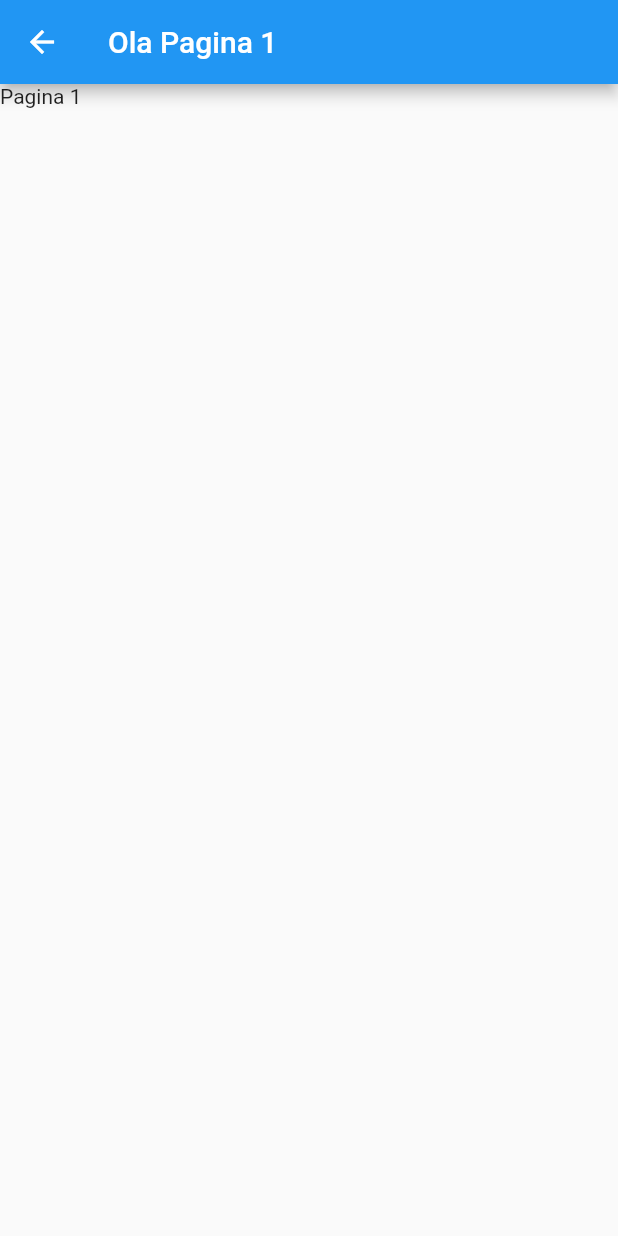
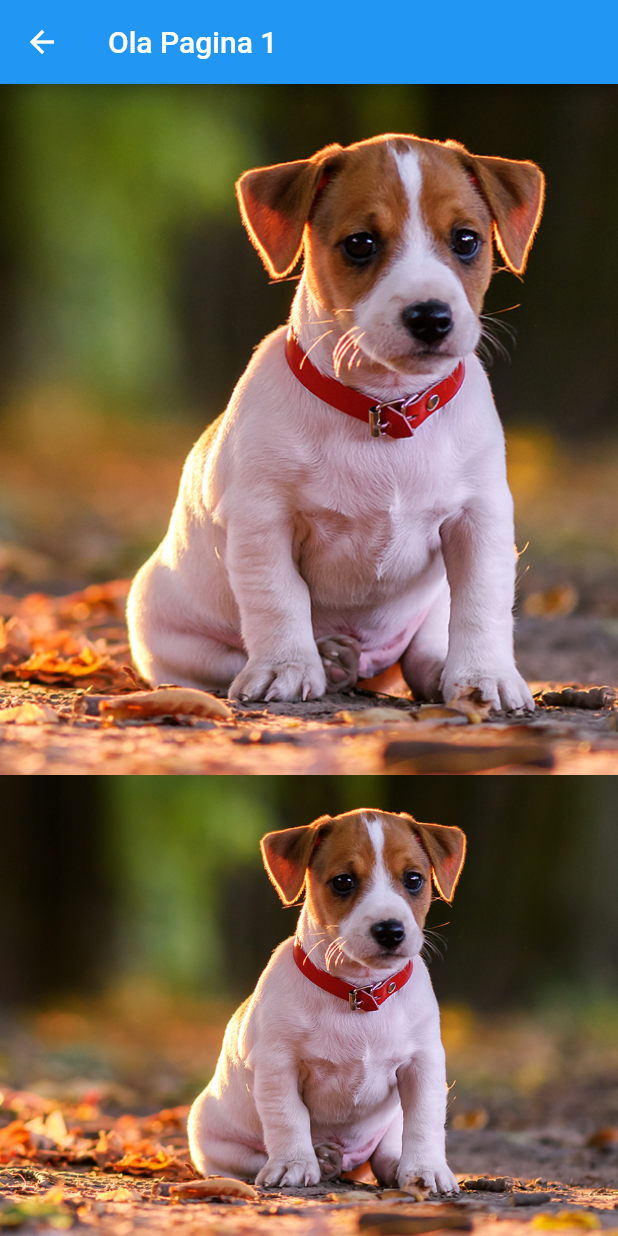
Before and after one commit to davihoffmann/widgets_example, a Flutter app: the HelloPage1 screen opened directly, on a phone screen of 412 x 824 dp. Run offline on Flutter 3.47's test engine with Material 2 defaults, Android fonts, the phone set to English and light mode, and no system bars.

Commit message:
exemplo do widget expanded

```diff
--- a/lib/pages/hello_list_view.dart
+++ b/lib/pages/hello_list_view.dart
@@ -13,6 +13,7 @@ class HelloListView extends StatelessWidget {
 
   _body() {
     return ListView(
+      itemExtent: 300,
       children: <Widget>[
         _img('assets/images/dog1.png'),
         _img('assets/images/dog2.png'),
--- a/lib/pages/hello_page_1.dart
+++ b/lib/pages/hello_page_1.dart
@@ -9,9 +9,39 @@ class HelloPage1 extends StatelessWidget {
       ),
       body: Column(
         children: <Widget>[
-          Text('Pagina 1'),
+          Expanded(
+            flex: 6,
+            child: PageView(
+              children: <Widget>[
+                _img('assets/images/dog1.png'),
+                _img('assets/images/dog2.png'),
+                _img('assets/images/dog3.png'),
+                _img('assets/images/dog4.png'),
+                _img('assets/images/dog5.png'),
+              ],
+            ),
+          ),
+          Expanded(
+            flex: 4,
+            child: PageView(
+              children: <Widget>[
+                _img('assets/images/dog1.png'),
+                _img('assets/images/dog2.png'),
+                _img('assets/images/dog3.png'),
+                _img('assets/images/dog4.png'),
+                _img('assets/images/dog5.png'),
+              ],
+            ),
+          )
         ],
       ),
     );
   }
+
+  _img(String img) {
+    return Image.asset(
+      img,
+      fit: BoxFit.cover,
+    );
+  }
 }
--- a/lib/screens/home_page.dart
+++ b/lib/screens/home_page.dart
@@ -52,6 +52,8 @@ class HomePage extends StatelessWidget {
         Row(
           mainAxisAlignment: MainAxisAlignment.spaceEvenly,
           children: <Widget>[
+             BlueButton('Page 1',
+                onPressed: () => _onClickNavigator(context, HelloPage1())),
             BlueButton('ListView',
                 onPressed: () => _onClickNavigator(context, HelloListView())),
             BlueButton('Page 2',
@@ -89,6 +91,7 @@ class HomePage extends StatelessWidget {
   _img(String img) {
     return Image.asset(
       img,
+      fit: BoxFit.cover,
     );
   }
 
```
